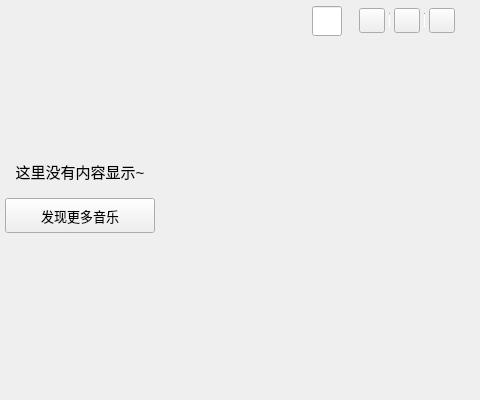
Above: KuGouClient/MusicCloudDisk/UploadedSong/UploadedSong.ui from a-mo-xi-wei/Qt-KuGouAppClient before the change; both pictures show x 320 to 800 and y 0 to 400 of the 800 by 400 pixel window. Below: the same form after it.
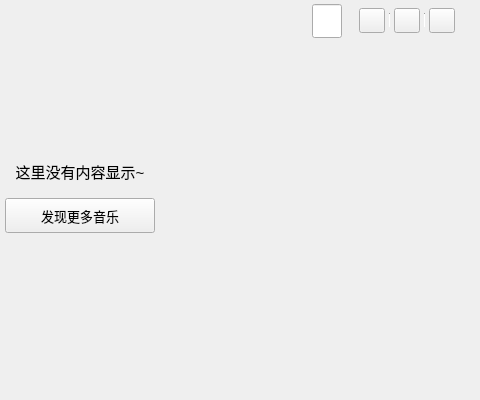
That is the form after the change. Custom widgets are drawn as their Qt base class.

The edit to the form file:
```diff
--- a/KuGouClient/MusicCloudDisk/UploadedSong/UploadedSong.ui
+++ b/KuGouClient/MusicCloudDisk/UploadedSong/UploadedSong.ui
@@ -130,7 +130,7 @@
       <item>
        <widget class="MySearchLineEdit" name="search_lineEdit">
         <property name="sizePolicy">
-         <sizepolicy hsizetype="Fixed" vsizetype="Fixed">
+         <sizepolicy hsizetype="Fixed" vsizetype="Preferred">
           <horstretch>0</horstretch>
           <verstretch>0</verstretch>
          </sizepolicy>
@@ -138,13 +138,13 @@
         <property name="minimumSize">
          <size>
           <width>30</width>
-          <height>30</height>
+          <height>0</height>
          </size>
         </property>
         <property name="maximumSize">
          <size>
           <width>30</width>
-          <height>30</height>
+          <height>16777215</height>
          </size>
         </property>
         <property name="placeholderText">
```
